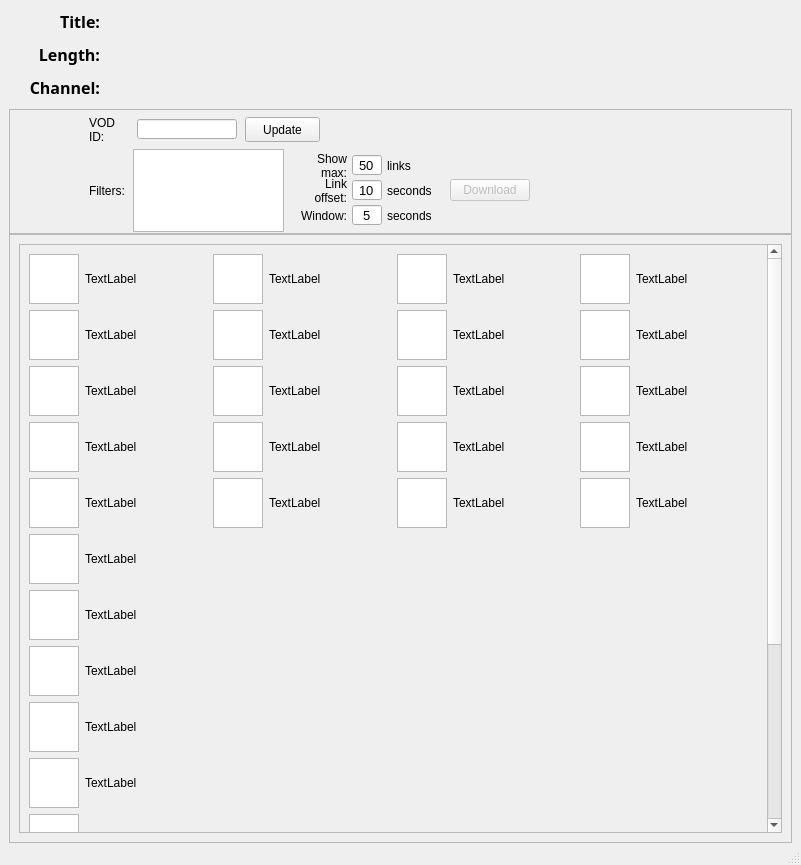
Above: BasicForm.ui from benmurphy7/twitch-crops before the change. Below: the same form after it.
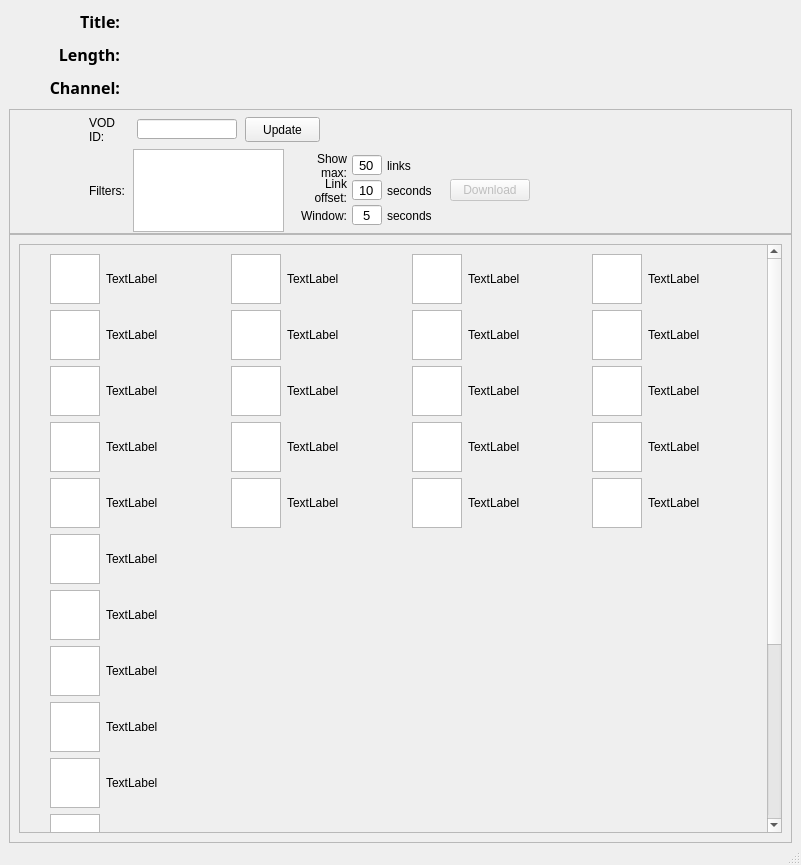
That is the form after the change.

```diff
--- a/BasicForm.ui
+++ b/BasicForm.ui
@@ -36,7 +36,7 @@
     <item>
      <layout class="QGridLayout" name="gridLayout_3">
       <property name="leftMargin">
-       <number>20</number>
+       <number>40</number>
       </property>
       <property name="topMargin">
        <number>10</number>
@@ -802,6 +802,12 @@
            <bool>true</bool>
           </property>
           <layout class="QGridLayout" name="gridLayout">
+           <property name="leftMargin">
+            <number>30</number>
+           </property>
+           <property name="rightMargin">
+            <number>0</number>
+           </property>
            <item row="2" column="3">
             <widget class="QLabel" name="label_8">
              <property name="text">
@@ -1254,7 +1260,7 @@
            <item row="0" column="1">
             <widget class="QLabel" name="label_1">
              <property name="sizePolicy">
-              <sizepolicy hsizetype="Preferred" vsizetype="Preferred">
+              <sizepolicy hsizetype="Minimum" vsizetype="Preferred">
                <horstretch>0</horstretch>
                <verstretch>0</verstretch>
               </sizepolicy>
```
